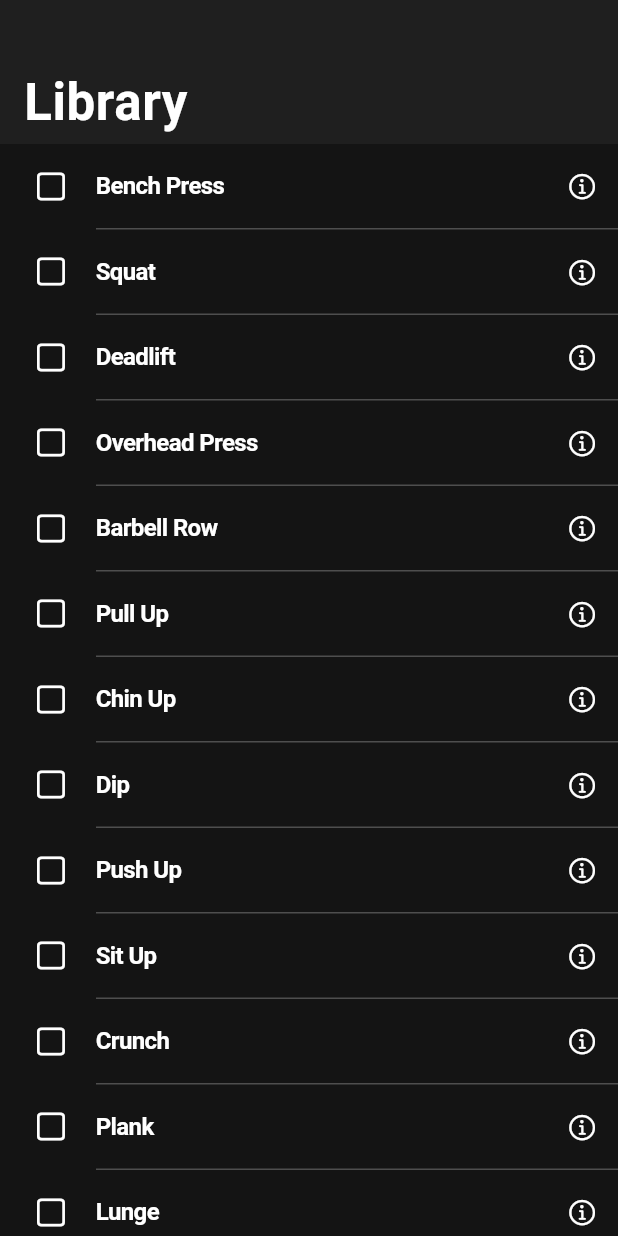
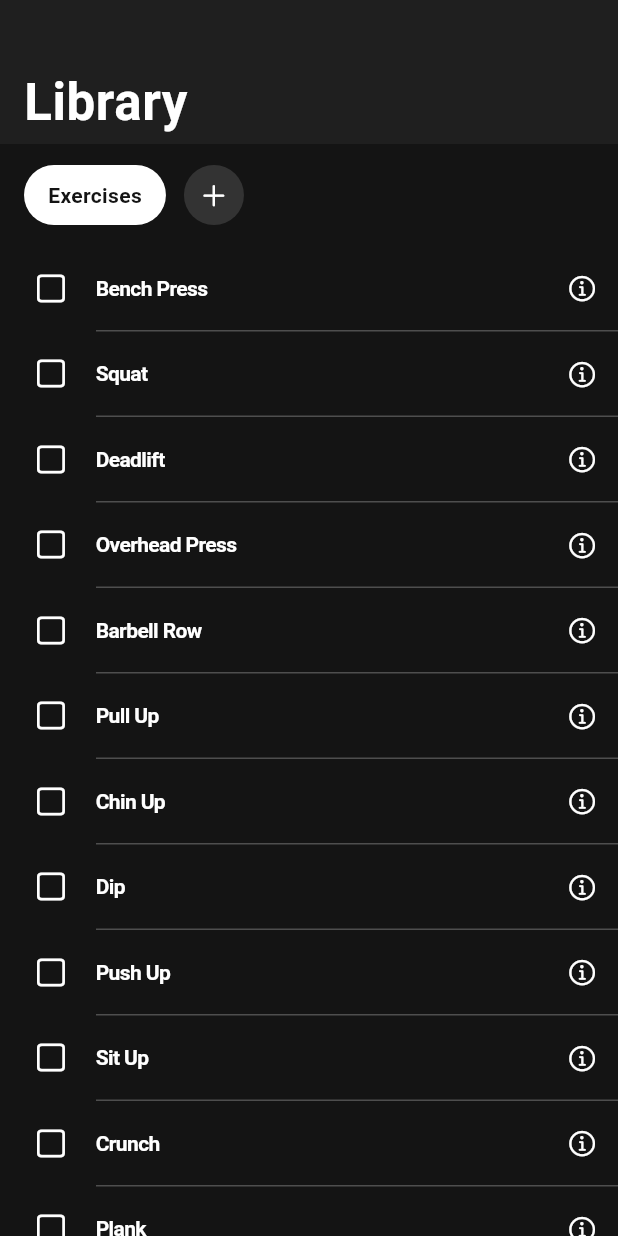
Before and after one commit to MattyD1/flex_workout_logger, a Flutter app: the screen it shows after launch, on a phone screen of 412 x 824 dp. Run offline on Flutter 3.47's test engine with Material 3 defaults, Android fonts, the phone set to English and light mode, and no system bars; our stand-ins replace flutter_riverpod, fpdart, freezed_annotation, go_router, realm, riverpod_annotation; generated files the repository leaves out were written again.

Commit message:
Added unstyled exercise create form

```diff
--- a/lib/config/router.dart
+++ b/lib/config/router.dart
@@ -1,5 +1,6 @@
 import 'package:flex_workout_logger/features/common/ui/screens/error_screen.dart';
 import 'package:flex_workout_logger/features/common/ui/utils/ui_extensions.dart';
+import 'package:flex_workout_logger/features/exercises/ui/screens/exercises_create_screen.dart';
 import 'package:flex_workout_logger/features/exercises/ui/screens/exercises_view_screen.dart';
 import 'package:flex_workout_logger/features/exercises/ui/screens/library_screen.dart';
 import 'package:flutter/material.dart';
@@ -13,6 +14,11 @@ final router = GoRouter(
       name: LibraryScreen.routeName,
       builder: (context, state) => const LibraryScreen(),
       routes: [
+        GoRoute(
+          path: ExercisesCreateScreen.routePath,
+          name: ExercisesCreateScreen.routeName,
+          builder: (context, state) => const ExercisesCreateScreen(),
+        ),
         GoRoute(
           path: ExercisesViewScreen.routePath,
           name: ExercisesViewScreen.routeName,
--- /dev/null
+++ b/lib/config/theme/app_layout.dart
@@ -0,0 +1,17 @@
+/// Constants that define widget layout parameters
+class AppLayout {
+  ///
+  static const double defaultPadding = 16;
+
+  ///
+  static const double smallPadding = 10;
+
+  ///
+  static const double largePadding = 24;
+
+  ///
+  static const double extraLargePadding = 32;
+
+  ///
+  static const double miniPadding = 8;
+}
--- a/lib/features/exercises/ui/widgets/exercise_card.dart
+++ b/lib/features/exercises/ui/widgets/exercise_card.dart
@@ -22,7 +22,7 @@ class ExercisesCard extends StatelessWidget {
 
         // TODO make this into a text style
         style: TextStyle(
-          fontSize: 16,
+          fontSize: 14,
           color: context.colorScheme.foreground,
           fontWeight: FontWeight.w600,
         ),
--- a/lib/features/exercises/ui/widgets/exercises_list.dart
+++ b/lib/features/exercises/ui/widgets/exercises_list.dart
@@ -1,9 +1,13 @@
+import 'package:flex_workout_logger/config/theme/app_layout.dart';
 import 'package:flex_workout_logger/features/common/ui/utils/ui_extensions.dart';
 import 'package:flex_workout_logger/features/common/ui/widgets/app_error.dart';
 import 'package:flex_workout_logger/features/exercises/controllers/exercises_list_controller.dart';
+import 'package:flex_workout_logger/features/exercises/ui/screens/exercises_create_screen.dart';
 import 'package:flex_workout_logger/features/exercises/ui/widgets/exercise_card.dart';
+import 'package:flutter/cupertino.dart';
 import 'package:flutter/material.dart';
 import 'package:flutter_riverpod/flutter_riverpod.dart';
+import 'package:go_router/go_router.dart';
 
 /// Exercises list on library screen
 class ExercisesList extends ConsumerWidget {
@@ -16,13 +20,55 @@ class ExercisesList extends ConsumerWidget {
     return exercises.when(
       data: (items) => items.isEmpty
           ? const Padding(
-              padding: EdgeInsets.all(8),
+              padding: EdgeInsets.all(AppLayout.miniPadding),
               child: Center(
                 child: Text('No items found'),
               ),
             )
           : Column(
               children: [
+                Padding(
+                  padding: const EdgeInsets.symmetric(
+                    horizontal: AppLayout.defaultPadding,
+                    vertical: AppLayout.smallPadding,
+                  ),
+                  child: Row(
+                    children: [
+                      Container(
+                        decoration: BoxDecoration(
+                          color: context.colorScheme.foreground,
+                          borderRadius: BorderRadius.circular(999),
+                        ),
+                        padding: const EdgeInsets.symmetric(
+                          horizontal: AppLayout.defaultPadding,
+                          vertical: AppLayout.smallPadding,
+                        ),
+                        child: Text(
+                          'Exercises',
+                          style: TextStyle(
+                            fontSize: 14,
+                            color: context.colorScheme.background,
+                            fontWeight: FontWeight.w600,
+                          ),
+                        ),
+                      ),
+                      const SizedBox(width: AppLayout.miniPadding),
+                      IconButton.filled(
+                        iconSize: 20,
+                        style: IconButton.styleFrom(
+                          backgroundColor: context.colorScheme.muted,
+                          foregroundColor: context.colorScheme.foreground,
+                        ),
+                        onPressed: () => {
+                          context.goNamed(
+                            ExercisesCreateScreen.routeName,
+                          ),
+                        },
+                        icon: const Icon(CupertinoIcons.add),
+                      ),
+                    ],
+                  ),
+                ),
                 ...items.map(
                   (e) => Column(
                     children: [
```
Also changed, not shown: lib/features/common/ui/widgets/step_indicator.dart (added, +39 -0 lines), lib/features/exercises/controllers/exercises_create_controller.dart (added, +25 -0 lines), lib/features/exercises/controllers/exercises_list_controller.dart (+10 -0 lines), lib/features/exercises/ui/screens/exercises_create_screen.dart (added, +69 -0 lines), lib/features/exercises/ui/widgets/exercise_create_form.dart (added, +93 -0 lines).
